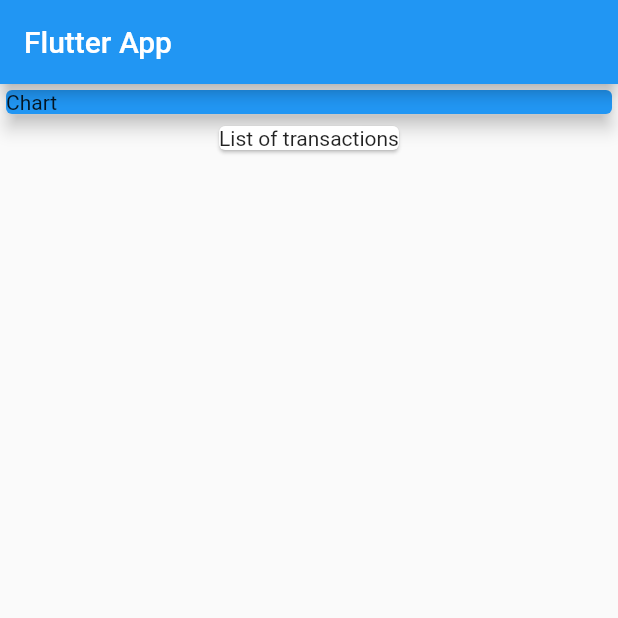
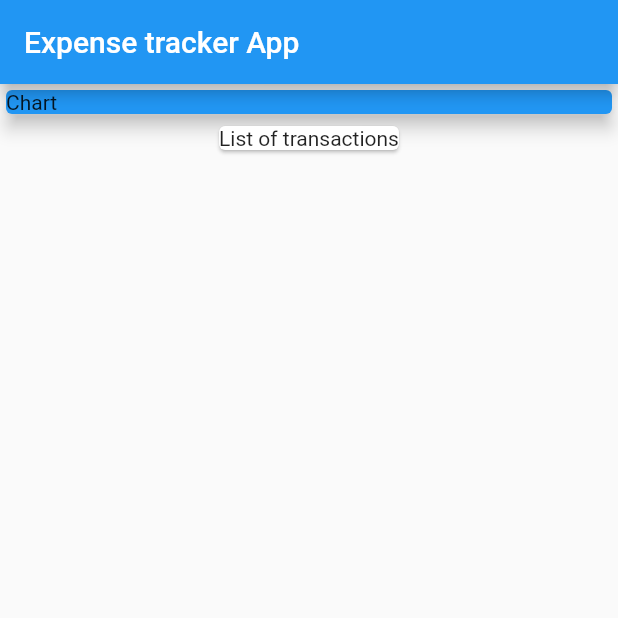
Before and after one commit to logdran/expense_tracker, a Flutter app: the screen it shows after launch, on a phone screen of 412 x 824 dp, the top half of it. Run offline on Flutter 3.47's test engine with Material 2 defaults, Android fonts, the phone set to English and light mode, and no system bars.

Commit message:
changed app name in app bar

```diff
--- a/lib/main.dart
+++ b/lib/main.dart
@@ -17,7 +17,7 @@ class MyHomePage extends StatelessWidget {
   Widget build(BuildContext context) {
     return Scaffold(
       appBar: AppBar(
-        title: Text('Flutter App'),
+        title: Text('Expense tracker App'),
       ),
       body: Column(
         children: <Widget>[
```
